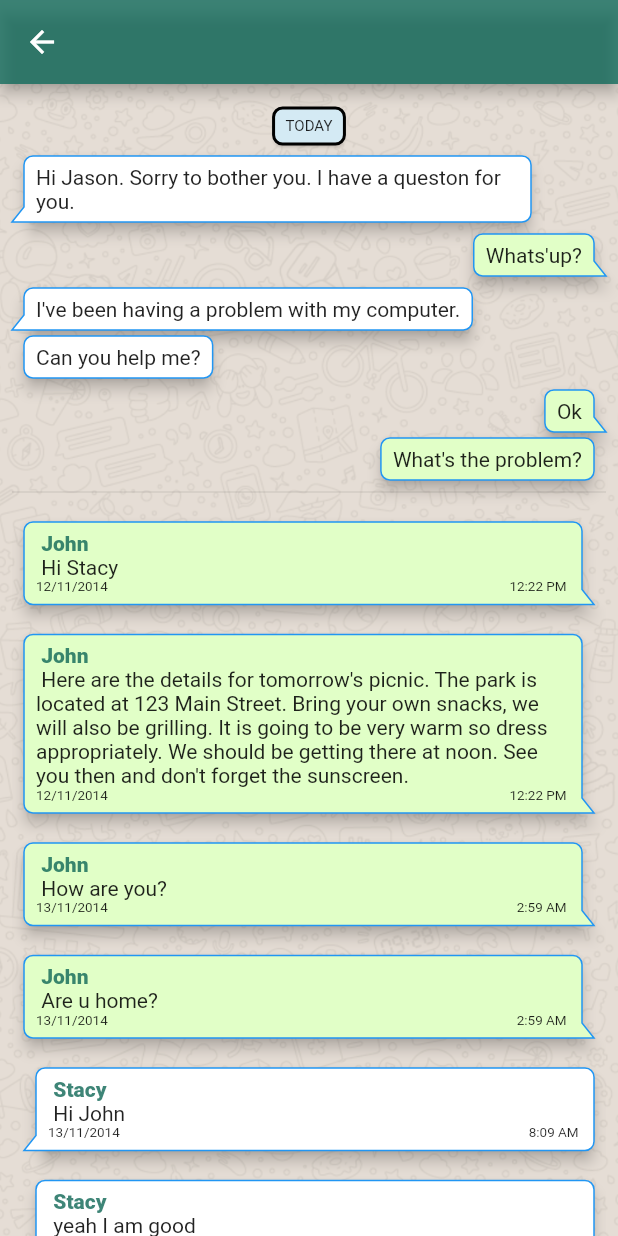
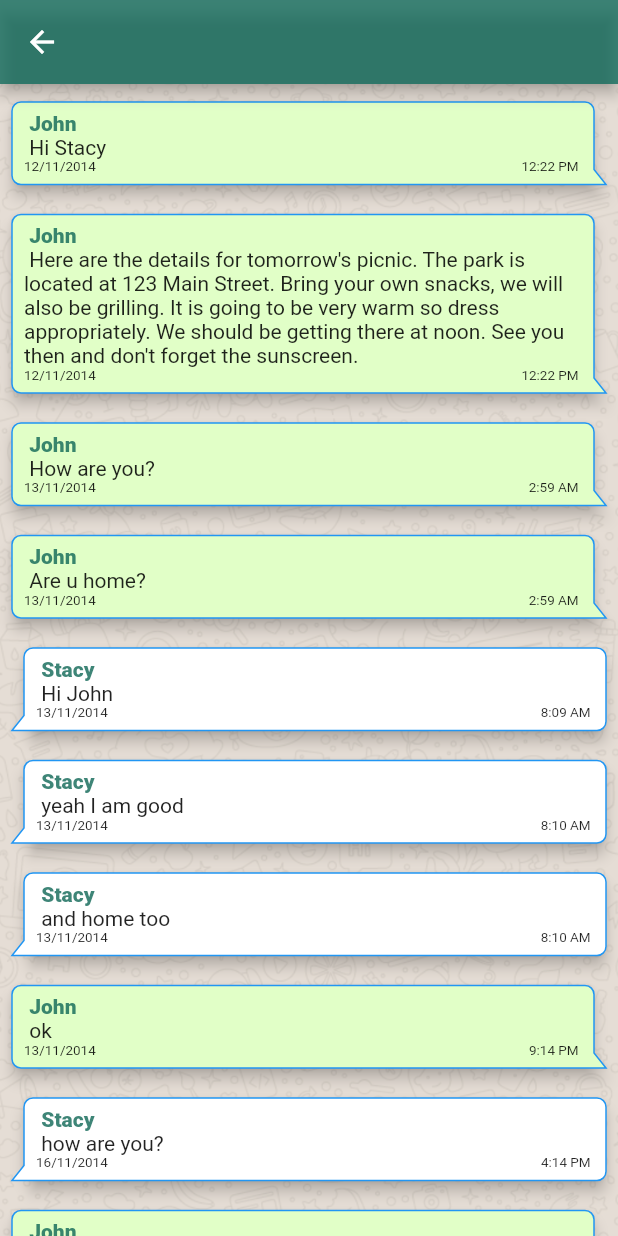
Before and after one commit to maxgdev/whatsapp_chat_viewer, a Flutter app: the ChatDetailsScreen screen opened directly with empty values, on a phone screen of 412 x 824 dp. Run offline on Flutter 3.47's test engine with Material 2 defaults, Android fonts, the phone set to English and light mode, and no system bars; drawn by our look-alikes of bubble; our stand-ins replace permission_handler; missing offline and left inert: filesystem_picker.

Commit message:
ChatDetailsScreen now renders all chat bubbles dynamically in ListView builder

```diff
--- a/lib/chat_details.dart
+++ b/lib/chat_details.dart
@@ -87,54 +87,6 @@ class _ChatDetailsScreenState extends State<ChatDetailsScreen> {
           ),
         ),
         // color: Colors.yellow.withAlpha(64),
-        child: ListView(
-          padding: EdgeInsets.all(8),
-          children: [
-            Bubble(
-              alignment: Alignment.center,
-              color: Color.fromARGB(255, 212, 234, 244),
-              borderColor: Colors.black,
-              borderWidth: 2,
-              margin: BubbleEdges.only(top: 8),
-              child: Text(
-                'TODAY',
-                style: TextStyle(fontSize: 10),
-              ),
-            ),
-            Bubble(
-              style: styleSomebody,
-              child: Text(
-                  'Hi Jason. Sorry to bother you. I have a queston for you.'),
-            ),
-            Bubble(
-              style: styleMe,
-              child: Text("Whats'up?"),
-            ),
-            Bubble(
-              style: styleSomebody,
-              child: Text("I've been having a problem with my computer."),
-            ),
-            Bubble(
-              style: styleSomebody,
-              margin: BubbleEdges.only(top: 4),
-              showNip: false,
-              child: Text('Can you help me?'),
-            ),
-            Bubble(
-              style: styleMe,
-              child: Text('Ok'),
-            ),
-            Bubble(
-              style: styleMe,
-              showNip: false,
-              margin: BubbleEdges.only(top: 4),
-              child: Text("What's the problem?"),
-            ),
-
-            Divider(),
-
-            Container(
-              height: 600,
         child: ListView.builder(
           itemCount: _chatConversation.length,
           itemBuilder: (context, index) {
@@ -184,9 +136,6 @@ class _ChatDetailsScreenState extends State<ChatDetailsScreen> {
           },
         ),
       ),
-          ],
-        ),
-      ),
     );
   }
 }
```
Lines whose indentation alone changed are shown as unchanged.
